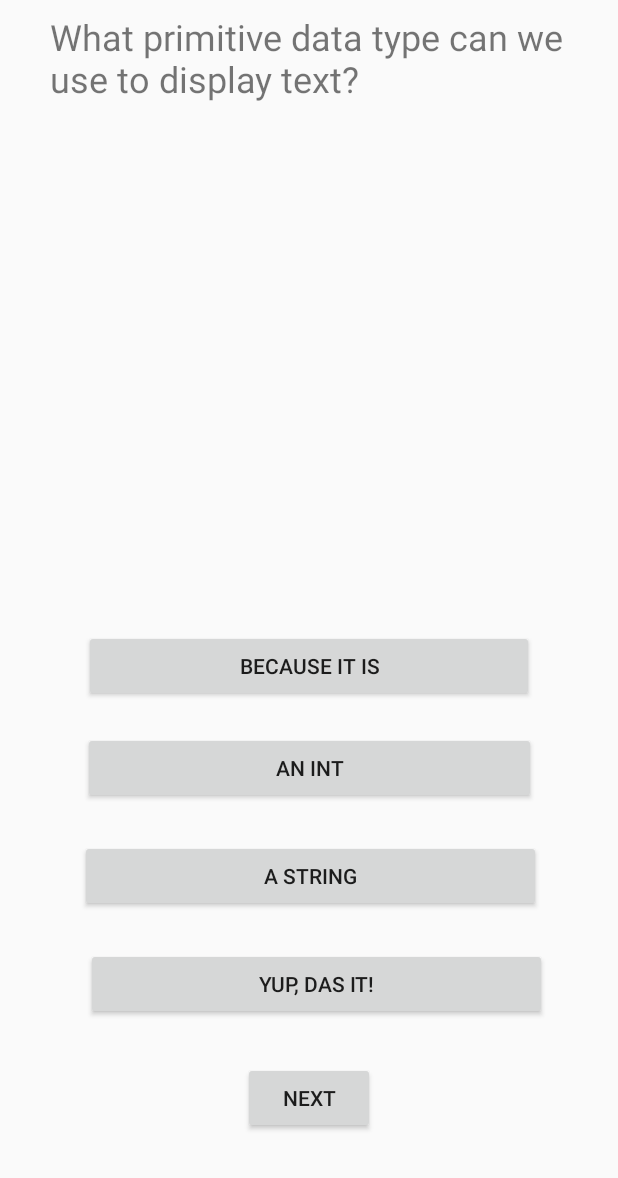
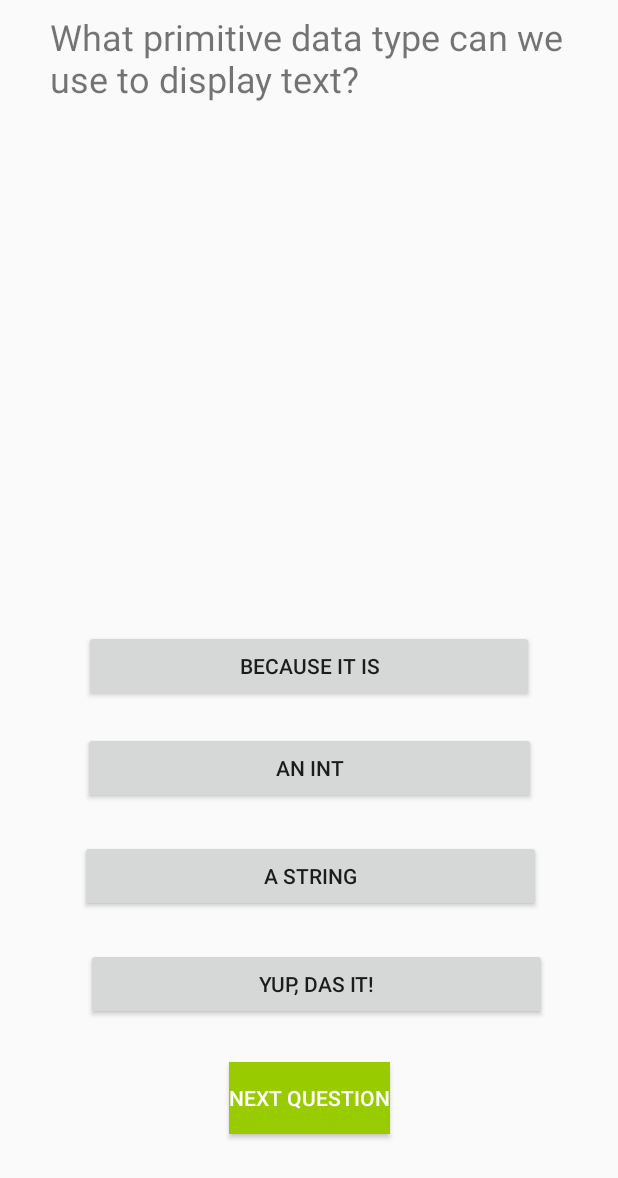
Before and after one commit to churichchu/INFS3634, an Android app: the QuizMainActivity screen opened directly, with no data from a screen before it, on a phone screen of 412 x 824 dp. Shown: the top 1178 px of the screen. Run offline under Robolectric (Android 15) with nearby library versions, the phone set to English and light mode, and no system bars.

Commit message:
Merge branch 'master' of https://github.com/churichchu/INFS3634
# Conflicts:
#	app/src/main/java/com/example/richard/assessment/QuizMainActivity.java

```diff
--- a/app/src/main/java/com/example/richard/assessment/QandADatabase.java
+++ b/app/src/main/java/com/example/richard/assessment/QandADatabase.java
@@ -24,6 +24,7 @@ public class QandADatabase {
         add(new AnswersModel(2, "an INT"));
         add(new AnswersModel(3, "a String"));
         add(new AnswersModel(4, "yup, das it!"));
+        add(new AnswersModel(5, "X"));
 
     }};
 
--- a/app/src/main/java/com/example/richard/assessment/QuizMainActivity.java
+++ b/app/src/main/java/com/example/richard/assessment/QuizMainActivity.java
@@ -1,5 +1,6 @@
 package com.example.richard.assessment;
 
+import android.content.Intent;
 import android.graphics.Color;
 import android.os.Build;
 import android.support.annotation.RequiresApi;
@@ -21,11 +22,12 @@ public class QuizMainActivity extends AppCompatActivity {
     final int NUM_ANSWERS = 4;
     final int NUM_QUESTIONS = 4;
     int mQnANum, btnPlacementNum, mRandAnswer;
+    int clickCount = 0;
+    int score = 0;
     String questionText, answerText, randAnswer;
-    Button next;
+    Button next, results;
     Button[] btns;
     TextView tv;
-    int clickCount = 0;
 
     Random r;
 
@@ -64,6 +66,8 @@ public class QuizMainActivity extends AppCompatActivity {
         btns[3] = (Button) findViewById(R.id.btn4);
 
         next = (Button) findViewById(R.id.nextQ);
+        results = (Button) findViewById(R.id.see_results);
+        results.setVisibility(View.INVISIBLE);
 
         getQuestionsAnswers();
         multipleChoiceQuiz();
@@ -78,14 +82,27 @@ public class QuizMainActivity extends AppCompatActivity {
                 }
 
                 clickCount++;
+                if (clickCount == NUM_QUESTIONS - 1) {
+                    next.setOnClickListener(null);
+                    next.setEnabled(false);
+                    next.setVisibility(View.INVISIBLE);
+                    results.setVisibility(View.VISIBLE);
+                }
+            }
+        });
 
-                if(clickCount == NUM_QUESTIONS - 1) {
-                    next.setOnClickListener(null);
+        results.setOnClickListener(new View.OnClickListener() {
+            @Override
+            public void onClick(View v) {
+                Intent intent = new Intent(QuizMainActivity.this, ModuleActivity.class);
+                intent.putExtra("score", score);
+                double mark = score / NUM_QUESTIONS;
+                if(mark > 0.8) {
+                    intent.putExtra("pass", "pass");
+                } else {
+                    intent.putExtra("fail", "fail");
                 }
-
-                for(int i = 0; i < takenAnswers.size(); i++) {
-                    System.out.println(takenAnswers.get(i));
-                }
+                startActivity(intent);
             }
         });
 
@@ -97,11 +114,8 @@ public class QuizMainActivity extends AppCompatActivity {
     }
 
     public void multipleChoiceQuiz() {
-        mQnANum = r.nextInt(3 + 1);
-        while(takenAnswers.contains(mQnANum)) {
-            mQnANum = r.nextInt(3 + 1);
-        }
-        btnPlacementNum = r.nextInt(3 + 1);
+        mQnANum = r.nextInt(3 - 0 + 1) + 0;
+        btnPlacementNum = r.nextInt(3 - 0 + 1) + 0;
         if (btnPlacementNum == mQnANum) {
             btnPlacementNum = r.nextInt(4);
         }
@@ -113,11 +127,14 @@ public class QuizMainActivity extends AppCompatActivity {
 
         takenAnswers.add(mQnANum);
 
+        //RICHARD: This for loop randomises where answers are placed. I was unable to randomise it
+
         for (int i = 0; i < 20; i++) {
             mRandAnswer = r.nextInt(3 - 0 + 1) + 0;
             if (!btns[mRandAnswer].equals(answerText) && !takenAnswers.contains(mRandAnswer)) {
                 randAnswer = am.get(mRandAnswer).getmAnswers();
                 btns[mRandAnswer].setText(randAnswer);
+                //takenAnswers.add(mRandAnswer);
             }
 
         }
@@ -129,6 +146,7 @@ public class QuizMainActivity extends AppCompatActivity {
                 public void onClick(View v) {
                     if(btns[finalK].getText().toString().equals(answerText)) {
                         btns[finalK].setBackgroundColor(Color.GREEN);
+                        score++;
                         next.setVisibility(View.VISIBLE);
                     } else {
                         Animation shakeButton = AnimationUtils.loadAnimation(getApplicationContext(), R.anim.shake);
@@ -136,7 +154,6 @@ public class QuizMainActivity extends AppCompatActivity {
                         btns[finalK].setBackgroundColor(Color.RED);
                         btns[mQnANum].setBackgroundColor(Color.GREEN);
                         next.setVisibility(View.VISIBLE);
-
                     }
                     for (int i = 0; i < btns.length; i++) {
                         btns[i].setEnabled(false);
@@ -148,13 +165,4 @@ public class QuizMainActivity extends AppCompatActivity {
 
 
     }
-
-
-
-
-
-
-
-
-
 }
--- a/app/src/main/res/layout/quiz_activity_main.xml
+++ b/app/src/main/res/layout/quiz_activity_main.xml
@@ -17,7 +17,6 @@
         android:layout_marginTop="8dp"
         android:layout_marginEnd="8dp"
         android:layout_marginRight="8dp"
-        android:text="TextView"
         android:textSize="24sp"
         app:layout_constraintEnd_toEndOf="parent"
         app:layout_constraintStart_toStartOf="parent"
@@ -90,7 +89,25 @@
         android:layout_marginEnd="8dp"
         android:layout_marginRight="8dp"
         android:layout_marginBottom="68dp"
-        android:text="@string/next"
+        android:text="@string/nextQ"
+        android:textColor="@android:color/white"
+        android:background="@android:color/holo_green_light"
+        app:layout_constraintBottom_toBottomOf="parent"
+        app:layout_constraintEnd_toEndOf="parent"
+        app:layout_constraintStart_toStartOf="parent" />
+
+    <Button
+        android:id="@+id/see_results"
+        android:layout_width="wrap_content"
+        android:layout_height="wrap_content"
+        android:layout_marginStart="8dp"
+        android:layout_marginLeft="8dp"
+        android:layout_marginEnd="8dp"
+        android:layout_marginRight="8dp"
+        android:layout_marginBottom="68dp"
+        android:text="@string/see_results"
+        android:textColor="@android:color/white"
+        android:background="@android:color/holo_orange_light"
         app:layout_constraintBottom_toBottomOf="parent"
         app:layout_constraintEnd_toEndOf="parent"
         app:layout_constraintStart_toStartOf="parent" />
--- a/app/src/main/res/values/strings.xml
+++ b/app/src/main/res/values/strings.xml
@@ -17,6 +17,8 @@
     <string name="Correct">Correct</string>
     <string name="next">next</string>
     <string name="modules">Modules</string>
+    <string name="see_results">See Results</string>
+    <string name="nextQ">Next Question</string>
 
     <string-array name="moduleTitles">
         <item>Module 1: Database Fundamentals</item>
```
